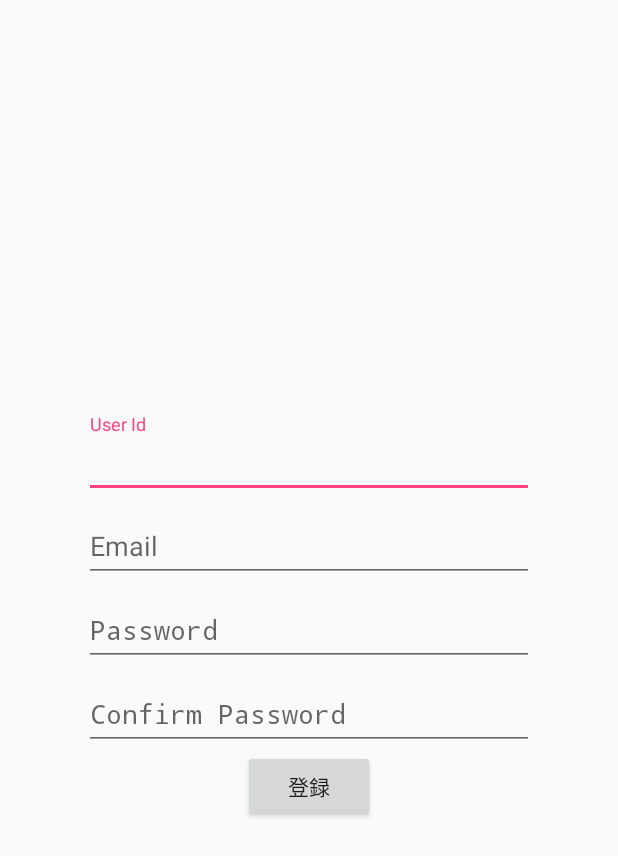
After one commit to HSKKOU/FCCPC, an Android app: the SignUpActivity screen opened directly, with no data from a screen before it, on a phone screen of 412 x 824 dp. The commit adds this screen. Shown: the top 856 px of the screen. Run offline under Robolectric (Android 15) with nearby library versions, the phone set to English and light mode, and no system bars; network calls fail.

Commit message:
added SignUpActivity

```diff
--- /dev/null
+++ b/app/src/main/java/jp/fccpc/taskmanager/Views/SignUp/SignUpActivity.java
@@ -0,0 +1,16 @@
+package jp.fccpc.taskmanager.Views.SignUp;
+
+import android.app.Activity;
+import android.os.Bundle;
+
+import jp.fccpc.taskmanager.R;
+
+public class SignUpActivity extends Activity {
+
+    @Override
+    protected void onCreate(Bundle savedInstanceState) {
+        super.onCreate(savedInstanceState);
+        setContentView(R.layout.activity_sign_up);
+    }
+
+}
--- /dev/null
+++ b/app/src/main/res/layout/activity_sign_up.xml
@@ -0,0 +1,92 @@
+<?xml version="1.0" encoding="utf-8"?>
+<LinearLayout xmlns:android="http://schemas.android.com/apk/res/android"
+    android:orientation="vertical"
+    android:layout_width="match_parent"
+    android:layout_height="match_parent"
+    android:gravity="center"
+    >
+
+    <LinearLayout
+        android:id="@+id/email_signup_form"
+        android:layout_width="300dp"
+        android:layout_height="wrap_content"
+        android:orientation="vertical"
+        >
+
+        <android.support.design.widget.TextInputLayout
+            android:layout_width="match_parent"
+            android:layout_height="wrap_content">
+
+            <AutoCompleteTextView
+                android:id="@+id/user_id"
+                android:layout_width="match_parent"
+                android:layout_height="wrap_content"
+                android:hint="@string/login_prompt_user_id"
+                android:inputType="textEmailAddress"
+                android:maxLines="1"
+                android:singleLine="true" />
+
+        </android.support.design.widget.TextInputLayout>
+
+        <android.support.design.widget.TextInputLayout
+            android:layout_width="match_parent"
+            android:layout_height="wrap_content">
+
+            <AutoCompleteTextView
+                android:id="@+id/user_email"
+                android:layout_width="match_parent"
+                android:layout_height="wrap_content"
+                android:hint="@string/login_prompt_user_email"
+                android:inputType="textEmailAddress"
+                android:maxLines="1"
+                android:singleLine="true" />
+
+        </android.support.design.widget.TextInputLayout>
+
+        <android.support.design.widget.TextInputLayout
+            android:layout_width="match_parent"
+            android:layout_height="wrap_content">
+
+            <AutoCompleteTextView
+                android:id="@+id/user_password"
+                android:layout_width="match_parent"
+                android:layout_height="wrap_content"
+                android:hint="@string/login_prompt_password"
+                android:inputType="textPassword"
+                android:maxLines="1"
+                android:singleLine="true" />
+
+        </android.support.design.widget.TextInputLayout>
+
+        <android.support.design.widget.TextInputLayout
+            android:layout_width="match_parent"
+            android:layout_height="wrap_content">
+
+            <AutoCompleteTextView
+                android:id="@+id/user_password_confirm"
+                android:layout_width="match_parent"
+                android:layout_height="wrap_content"
+                android:hint="@string/login_prompt_password_confirm"
+                android:inputType="textPassword"
+                android:maxLines="1"
+                android:singleLine="true" />
+
+        </android.support.design.widget.TextInputLayout>
+
+    </LinearLayout>
+
+    <!-- need this in EditText?
+    android:imeActionId="@+id/login"
+    android:imeActionLabel="@string/action_sign_in_short"
+    -->
+
+    <Button
+        android:id="@+id/login_button"
+        android:layout_width="wrap_content"
+        android:layout_height="wrap_content"
+        android:text="@string/signup_button_text"
+        android:layout_gravity="center"
+        />
+
+
+</LinearLayout>
--- /dev/null
+++ b/app/src/main/res/values-v21/styles.xml
@@ -0,0 +1,2 @@
+<resources>>
+</resources>
--- /dev/null
+++ b/app/src/main/res/values-w820dp/dimens.xml
@@ -0,0 +1,6 @@
+<resources>
+    <!-- Example customization of dimensions originally defined in res/values/dimens.xml
+         (such as screen margins) for screens with more than 820dp of available width. This
+         would include 7" and 10" devices in landscape (~960dp and ~1280dp respectively). -->
+    <dimen name="activity_horizontal_margin">64dp</dimen>
+</resources>
--- a/app/src/main/res/values/dimens.xml
+++ b/app/src/main/res/values/dimens.xml
@@ -2,4 +2,7 @@
 <resources>
     <dimen name="fab_margin">16dp</dimen>
     <dimen name="app_bar_height">200dp</dimen>
+    <!-- Default screen margins, per the Android Design guidelines. -->
+    <dimen name="activity_horizontal_margin">16dp</dimen>
+    <dimen name="activity_vertical_margin">16dp</dimen>
 </resources>
--- a/app/src/main/res/values/strings.xml
+++ b/app/src/main/res/values/strings.xml
@@ -7,7 +7,7 @@
 
     <!-- login activity -->
     <string name="login_button">ログイン</string>
-    <string name="login_prompt_password">*****</string>
+    <string name="login_prompt_password">Password</string>
     <string name="login_prompt_user_id">User Id</string>
     <string name="action_sign_in_short">short sign in</string>
 
@@ -66,4 +66,9 @@
 
     <!-- user search dialog -->
     <string name="user_search_already_added">追加済み</string>
+    <string name="title_activity_sign_up">Sign up</string>
+    <string name="signup_button">新規ユーザー登録</string>
+    <string name="signup_button_text">登録</string>
+    <string name="login_prompt_user_email">Email</string>
+    <string name="login_prompt_password_confirm">Confirm Password</string>
 </resources>
```
Also changed, not shown: app/src/main/AndroidManifest.xml (+24 -24 lines), app/src/main/java/jp/fccpc/taskmanager/Views/LogIn/LoginActivity.java (+18 -4 lines), app/src/main/res/layout/activity_login.xml (+7 -0 lines).
